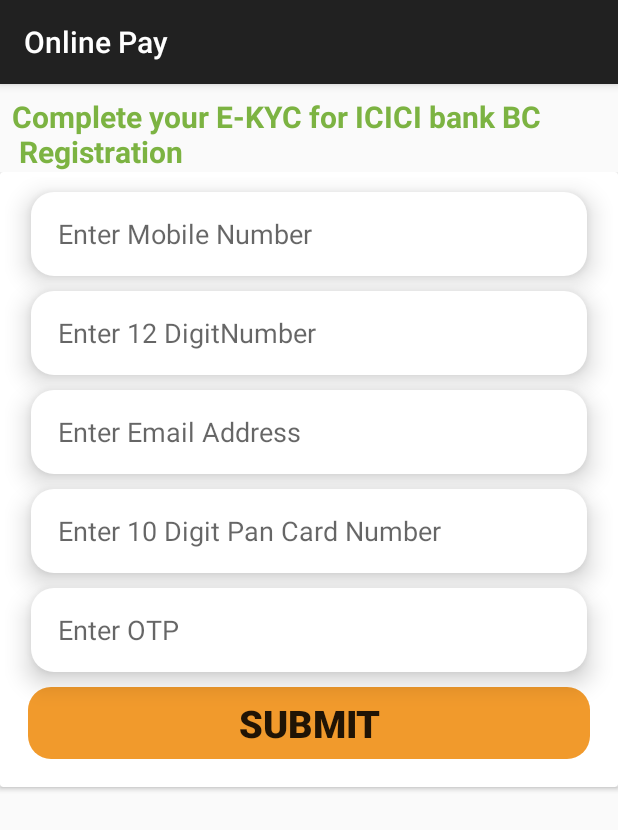
After one commit to LCB2021029-Badri/Online-Pay, an Android app: the AepsDetailsActvity screen opened directly, with no data from a screen before it, on a phone screen of 412 x 824 dp. The commit adds this screen. Shown: the top 830 px of the screen. Run offline under Robolectric (Android 15) with nearby library versions, the phone set to English and light mode, and no system bars.

Commit message:
EKYC updated

```diff
--- a/app/src/main/AndroidManifest.xml
+++ b/app/src/main/AndroidManifest.xml
@@ -12,6 +12,9 @@
         android:supportsRtl="true"
         android:theme="@style/Base.Theme.OnlinePay"
         tools:targetApi="31">
+        <activity
+            android:name=".activities.AepsDetailsActvity"
+            android:exported="false" />
         <activity
             android:name=".activities.PanCardRequest"
             android:exported="false" />
--- /dev/null
+++ b/app/src/main/java/com/example/onlinepay/activities/AepsDetailsActvity.kt
@@ -0,0 +1,12 @@
+package com.example.onlinepay.activities
+
+import androidx.appcompat.app.AppCompatActivity
+import android.os.Bundle
+import com.example.onlinepay.R
+
+class AepsDetailsActvity : AppCompatActivity() {
+    override fun onCreate(savedInstanceState: Bundle?) {
+        super.onCreate(savedInstanceState)
+        setContentView(R.layout.activity_aeps_details_actvity)
+    }
+}
--- a/app/src/main/java/com/example/onlinepay/activities/HomeScreen.kt
+++ b/app/src/main/java/com/example/onlinepay/activities/HomeScreen.kt
@@ -16,6 +16,9 @@ class HomeScreen : AppCompatActivity() {
         setContentView(binding.root)
 
         enableBottomNavView()
+        binding.ivAepsActivity.setOnClickListener {
+            startActivity(Intent(this@HomeScreen, AepsDetailsActvity::class.java))
+        }
 
 
     }
--- /dev/null
+++ b/app/src/main/res/layout/activity_aeps_details_actvity.xml
@@ -0,0 +1,138 @@
+<?xml version="1.0" encoding="utf-8"?>
+<RelativeLayout xmlns:android="http://schemas.android.com/apk/res/android"
+    xmlns:app="http://schemas.android.com/apk/res-auto"
+    xmlns:tools="http://schemas.android.com/tools"
+    android:layout_width="match_parent"
+    android:layout_height="match_parent"
+    tools:context=".activities.AepsDetailsActvity">
+
+    <TextView
+        android:id="@+id/tvKycNote"
+        android:layout_width="wrap_content"
+        android:layout_height="wrap_content"
+        android:text="@string/kyc_notice"
+        android:layout_marginStart="8dp"
+        android:textColor="@color/green"
+        android:layout_marginTop="8dp"
+        android:textSize="20sp"
+        android:textStyle="bold"/>
+
+    <ScrollView
+        android:layout_width="match_parent"
+        android:layout_height="match_parent"
+        android:layout_below="@id/tvKycNote">
+
+
+    <androidx.cardview.widget.CardView
+        android:layout_width="match_parent"
+        android:layout_height="match_parent"
+        android:layout_below="@id/tvKycNote">
+
+        <LinearLayout
+            android:layout_width="match_parent"
+            android:layout_height="match_parent"
+            android:layout_marginBottom="15dp"
+            android:orientation="vertical"
+            android:padding="3dp">
+
+
+
+            <EditText
+                android:layout_width="match_parent"
+                android:layout_height="56dp"
+                android:layout_marginStart="17.5dp"
+                android:layout_marginTop="10dp"
+                android:layout_marginEnd="17.5dp"
+                android:background="@drawable/et_shape"
+                android:elevation="10dp"
+                android:ems="10"
+                android:hint="Enter Mobile Number"
+                android:inputType="numberSigned"
+                android:maxLines="1"
+                android:maxLength="10"
+                android:paddingStart="18dp"
+                android:shadowColor="@color/black"
+                android:shadowDy="4" />
+
+            <EditText
+                android:layout_width="match_parent"
+                android:layout_height="56dp"
+                android:layout_marginStart="17.5dp"
+                android:layout_marginTop="10dp"
+                android:layout_marginEnd="17.5dp"
+                android:background="@drawable/et_shape"
+                android:elevation="10dp"
+                android:ems="10"
+                android:hint="Enter 12 DigitNumber"
+                android:inputType="numberSigned"
+                android:maxLines="1"
+                android:maxLength="12"
+                android:paddingStart="18dp"
+                android:shadowColor="@color/black"
+                android:shadowDy="4" />
+
+            <EditText
+                android:layout_width="match_parent"
+                android:layout_height="56dp"
+                android:layout_marginStart="17.5dp"
+                android:layout_marginTop="10dp"
+                android:layout_marginEnd="17.5dp"
+                android:background="@drawable/et_shape"
+                android:elevation="10dp"
+                android:ems="10"
+                android:hint="Enter Email Address"
+                android:inputType="textEmailAddress"
+                android:maxLines="1"
+                android:paddingStart="18dp"
+                android:shadowColor="@color/black"
+                android:shadowDy="4" />
+
+            <EditText
+                android:layout_width="match_parent"
+                android:layout_height="56dp"
+                android:layout_marginStart="17.5dp"
+                android:layout_marginTop="10dp"
+                android:layout_marginEnd="17.5dp"
+                android:background="@drawable/et_shape"
+                android:elevation="10dp"
+                android:ems="10"
+                android:hint="Enter 10 Digit Pan Card Number"
+                android:inputType="text"
+                android:maxLines="1"
+                android:paddingStart="18dp"
+                android:shadowColor="@color/black"
+                android:shadowDy="4" />
+
+            <EditText
+                android:layout_width="match_parent"
+                android:layout_height="56dp"
+                android:layout_marginStart="17.5dp"
+                android:layout_marginTop="10dp"
+                android:layout_marginEnd="17.5dp"
+                android:background="@drawable/et_shape"
+                android:elevation="10dp"
+                android:ems="10"
+                android:hint="Enter OTP"
+                android:inputType="numberSigned"
+                android:maxLines="1"
+                android:paddingStart="18dp"
+                android:shadowColor="@color/black"
+                android:shadowDy="4" />
+
+            <androidx.appcompat.widget.AppCompatButton
+                android:layout_width="match_parent"
+                android:layout_height="wrap_content"
+                android:layout_marginStart="15dp"
+                android:layout_marginTop="10dp"
+                android:backgroundTint="@color/orange"
+                android:layout_marginEnd="15dp"
+                android:background="@drawable/et_shape"
+                android:text="SUBMIT"
+                android:textSize="25sp"
+                android:textStyle="bold" />
+
+        </LinearLayout>
+    </androidx.cardview.widget.CardView>
+    </ScrollView>
+
+</RelativeLayout>
--- a/app/src/main/res/values/colors.xml
+++ b/app/src/main/res/values/colors.xml
@@ -3,6 +3,6 @@
     <color name="black">#FF000000</color>
     <color name="white">#FFFFFFFF</color>
 
-
+    <color name="green">#7CB342</color>
     <color name="orange">#F19A2C</color>
 </resources>
--- a/app/src/main/res/values/strings.xml
+++ b/app/src/main/res/values/strings.xml
@@ -4,4 +4,5 @@
 
     <string name="reg_id">Registration ID: ONLINEPAY97975</string>
     <string name="coupon_price">Coupon Price Rs. 103</string>
+    <string name="kyc_notice">Complete your E-KYC for ICICI bank BC \n Registration</string>
 </resources>
```
